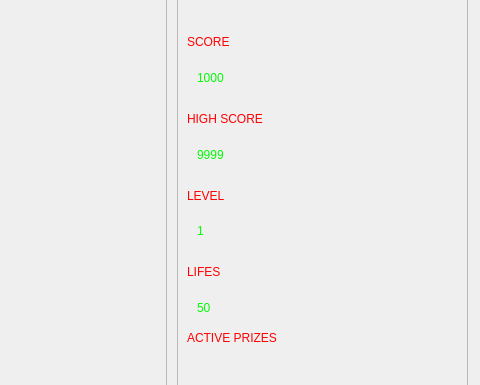
adm-academic/CPP_Qt5_QWidgets_Arkanoid, file wmain.ui: the form before one commit; both pictures show x 713 to 1193 and y 91 to 476 of the 1193 by 684 pixel window.
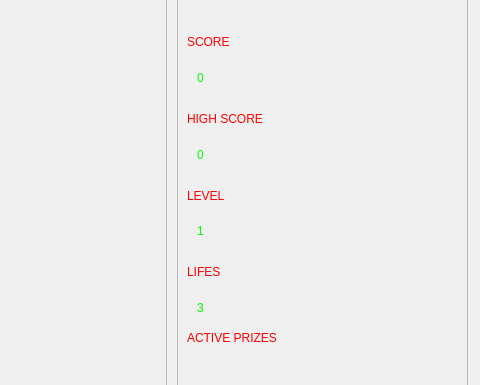
The form after the commit. Custom widgets are drawn as their Qt base class.

What changed in the file:
```diff
--- a/wmain.ui
+++ b/wmain.ui
@@ -177,7 +177,7 @@
 </string>
             </property>
             <property name="text">
-             <string>1000</string>
+             <string>0</string>
             </property>
             <property name="margin">
              <number>0</number>
@@ -232,7 +232,7 @@
 </string>
             </property>
             <property name="text">
-             <string>9999</string>
+             <string>0</string>
             </property>
            </widget>
           </item>
@@ -342,7 +342,7 @@
 </string>
             </property>
             <property name="text">
-             <string>50</string>
+             <string>3</string>
             </property>
            </widget>
           </item>
```
